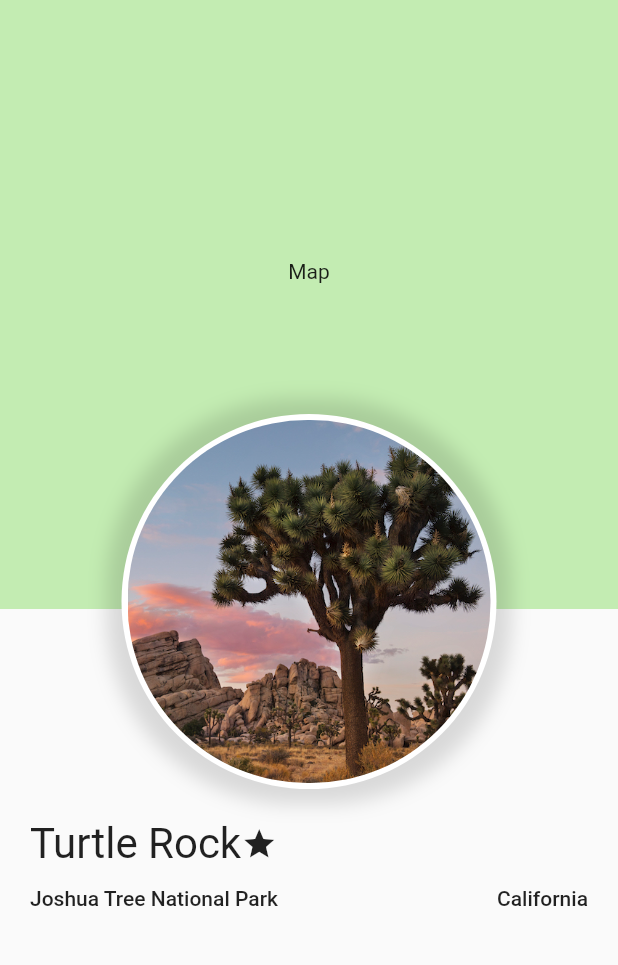
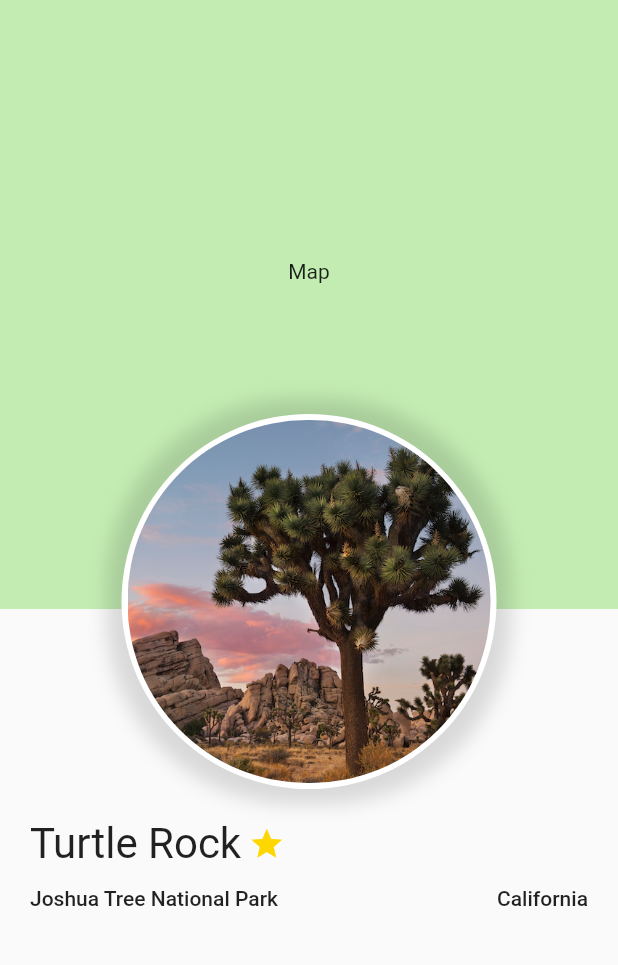
Before and after one commit to VGVentures/flutter_landmarks, a Flutter app: the screen it shows after launch, after a tap on "Turtle Rock", on a phone screen of 412 x 824 dp, the part 66-1031 px from its top. Run offline on Flutter 3.47's test engine with Material 2 defaults, Android fonts, the phone set to English and light mode, and no system bars.

Commit message:
added state listeners to landmark model

```diff
--- a/lib/landmark_detail.dart
+++ b/lib/landmark_detail.dart
@@ -1,5 +1,6 @@
 import 'package:flutter/cupertino.dart';
 import 'package:flutter/material.dart';
+import 'package:landmarks_flutter/views/star_button.dart';
 
 import 'models/landmark.dart';
 
@@ -43,7 +44,20 @@ class LandmarkDetail extends StatelessWidget {
                         ),
                       ),
                       Padding(padding: EdgeInsets.only(top: 12.0)),
-                      Icon(Icons.star),
+                      Padding(
+                        padding: const EdgeInsets.only(left: 5.0),
+                        child: AnimatedBuilder(
+                          animation: landmark,
+                          builder: (context, widget) {
+                            return StarButton(
+                              isFavorite: landmark.isFavorite,
+                              onTap: (value) {
+                                landmark.setFavorite(value);
+                              },
+                            );
+                          },
+                        ),
+                      ),
                     ],
                   ),
                   Padding(padding: const EdgeInsets.only(top: 12.0)),
--- a/lib/main.dart
+++ b/lib/main.dart
@@ -85,8 +85,8 @@ class _MyHomePageState extends State<MyHomePage> {
                           context,
                           CupertinoPageRoute(
                             builder: (context) => LandmarkDetail(
-                              landmark: landmarkData[index],
-                            ),
+                                  landmark: landmarkData[index],
+                                ),
                           ),
                         );
                       },
--- a/lib/models/landmark.dart
+++ b/lib/models/landmark.dart
@@ -1,3 +1,5 @@
+import 'package:flutter/foundation.dart';
+
 enum Category {
   featured,
   lakes,
@@ -5,7 +7,7 @@ enum Category {
   mountains,
 }
 
-class Landmark {
+class Landmark extends ChangeNotifier {
   final int id;
   final String name;
   final String imageName;
@@ -25,6 +27,11 @@ class Landmark {
     this.category,
     this.isFavorite,
   });
+
+  void setFavorite(bool value) {
+    isFavorite = value;
+    notifyListeners();
+  }
 
   factory Landmark.fromJSON(Map map) {
     return Landmark(
--- a/lib/views/landmark_cell.dart
+++ b/lib/views/landmark_cell.dart
@@ -3,9 +3,9 @@ import 'package:landmarks_flutter/models/landmark.dart';
 import 'package:landmarks_flutter/views/star_button.dart';
 
 class LandmarkCell extends StatelessWidget {
-  LandmarkCell({Key key, @required this.landmark}) : super(key: key);
+  final Landmark landmark;
 
-  final Landmark landmark;
+  const LandmarkCell({Key key, @required this.landmark}) : super(key: key);
 
   @override
   Widget build(BuildContext context) {
@@ -21,11 +21,16 @@ class LandmarkCell extends StatelessWidget {
             trailing: Row(
               mainAxisSize: MainAxisSize.min,
               children: <Widget>[
-                StarButton(
-                    isFavorite: true,
-                    onTap: (status) {
-                      print(status);
-                    }),
+                AnimatedBuilder(
+                  animation: landmark,
+                  builder: (context, widget) {
+                    return landmark.isFavorite
+                        ? StarButton(
+                            isFavorite: landmark.isFavorite,
+                          )
+                        : Container();
+                  },
+                ),
                 Icon(
                   Icons.arrow_forward_ios,
                   size: 15.0,
--- a/lib/views/star_button.dart
+++ b/lib/views/star_button.dart
@@ -12,7 +12,11 @@ class StarButton extends StatelessWidget {
       child: isFavorite
           ? Icon(Icons.star, color: const Color(0xFFFFD700))
           : Icon(Icons.star_border),
-      onTap: () => onTap(!isFavorite),
+      onTap: () {
+        if (onTap != null) {
+          onTap(!isFavorite);
+        }
+      },
     );
   }
 }
```
